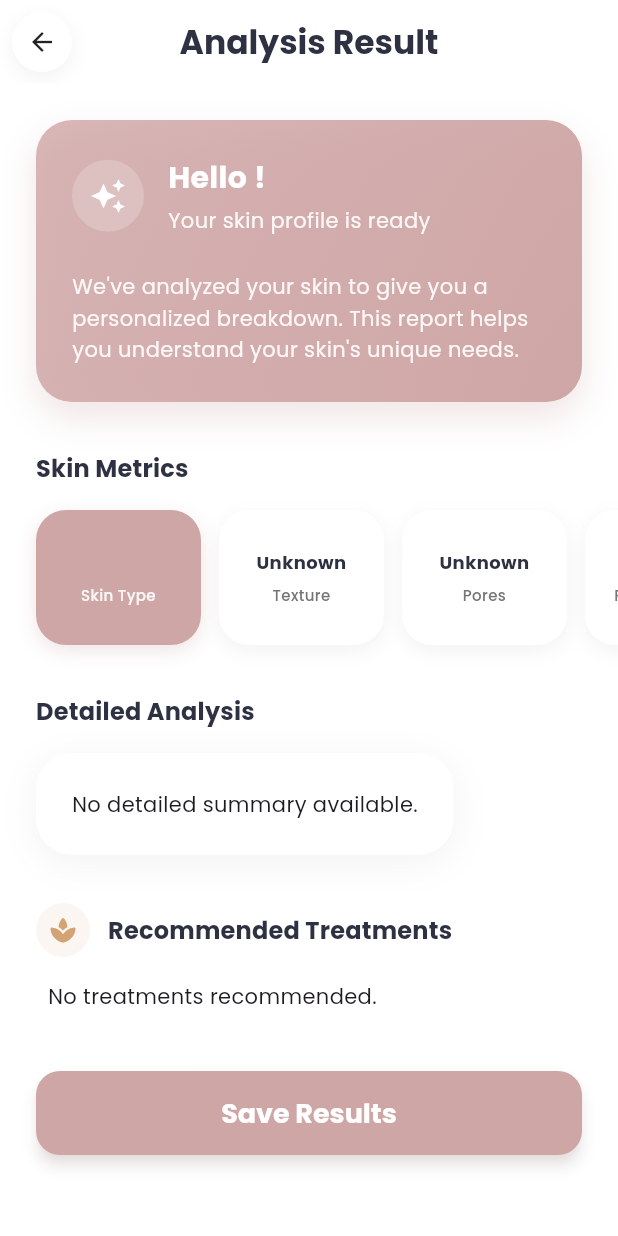
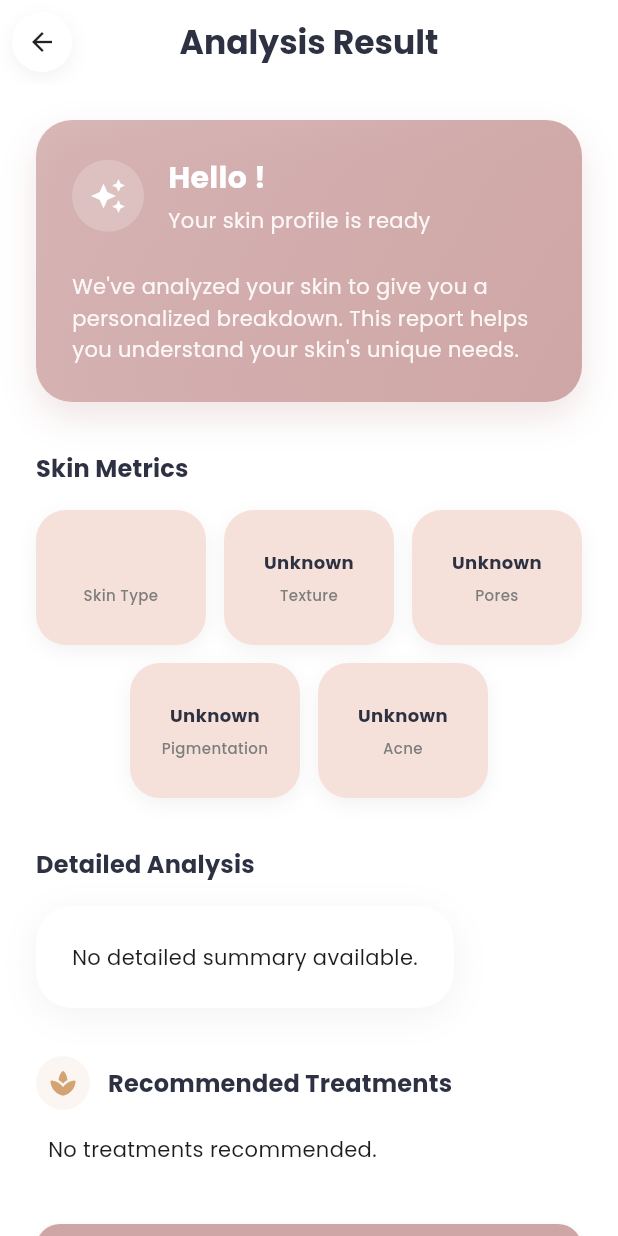
Before and after one commit to abelsuu/Blossom-app, a Flutter app: the SkinAnalysisResultScreen screen opened directly with empty values, on a phone screen of 412 x 824 dp. Run offline on Flutter 3.47's test engine with Material 3 defaults, Android fonts, the phone set to English and light mode, and no system bars; our stand-ins replace camera, cloud_functions, firebase_auth, firebase_core, firebase_database, google_fonts and 5 more; missing offline and left inert: dart:html, dart:ui_web; accounts and stored records are empty; network calls fail.

Commit message:
Refine the result display structure

```diff
--- a/blossom_app/lib/features/customer/screens/ai_skin_analysis/skin_analysis_result_screen.dart
+++ b/blossom_app/lib/features/customer/screens/ai_skin_analysis/skin_analysis_result_screen.dart
@@ -203,13 +203,14 @@ class _SkinAnalysisResultScreenState extends State<SkinAnalysisResultScreen> {
             ),
             const SizedBox(height: 16),
 
-            // Metrics Row (Horizontal Scroll)
-            SingleChildScrollView(
-              scrollDirection: Axis.horizontal,
-              clipBehavior: Clip.none,
-              child: Row(
+            // Balanced Metrics Layout
+            Center(
+              child: Wrap(
+                spacing: 12,
+                runSpacing: 12,
+                alignment: WrapAlignment.center,
                 children: [
-                  _buildMetricBox('Skin Type', skinType, isFirst: true),
+                  _buildMetricBox('Skin Type', skinType),
                   _buildMetricBox(
                     'Texture',
                     metrics['texture']?['value'] ?? 'Unknown',
@@ -393,20 +394,23 @@ class _SkinAnalysisResultScreenState extends State<SkinAnalysisResultScreen> {
     );
   }
 
-  Widget _buildMetricBox(String label, String value, {bool isFirst = false}) {
+  Widget _buildMetricBox(String label, String value) {
+    // Calculate width for 3 items per row with spacing
+    final double screenWidth = MediaQuery.of(context).size.width;
+    final double horizontalPadding = 48; // 24 * 2
+    final double spacing = 12 * 2; // 12 spacing between 3 items
+    final double boxWidth = (screenWidth - horizontalPadding - spacing) / 3;
+
     return Container(
-      width: 110,
+      width: boxWidth,
       height: 90,
-      margin: const EdgeInsets.only(right: 12),
-      padding: const EdgeInsets.all(12),
+      padding: const EdgeInsets.all(8),
       decoration: BoxDecoration(
-        color: isFirst ? Theme.of(context).primaryColor : Colors.white,
+        color: const Color(0xFFF5E1DA), // Light dusty rose fill color (not white)
         borderRadius: BorderRadius.circular(20),
         boxShadow: [
           BoxShadow(
-            color: isFirst
-                ? Theme.of(context).primaryColor.withValues(alpha: 0.3)
-                : Colors.black.withValues(alpha: 0.05),
+            color: Colors.black.withValues(alpha: 0.05),
             blurRadius: 10,
             offset: const Offset(0, 4),
           ),
@@ -420,10 +424,10 @@ class _SkinAnalysisResultScreenState extends State<SkinAnalysisResultScreen> {
             textAlign: TextAlign.center,
             maxLines: 2,
             overflow: TextOverflow.ellipsis,
-            style: TextStyle(
+            style: const TextStyle(
               fontSize: 12,
               fontWeight: FontWeight.bold,
-              color: isFirst ? Colors.white : const Color(0xFF2D3142),
+              color: Color(0xFF2D3142),
             ),
           ),
           const SizedBox(height: 6),
@@ -433,9 +437,7 @@ class _SkinAnalysisResultScreenState extends State<SkinAnalysisResultScreen> {
             style: TextStyle(
               fontSize: 10,
               fontWeight: FontWeight.w500,
-              color: isFirst
-                  ? Colors.white.withValues(alpha: 0.9)
-                  : Colors.grey[600],
+              color: const Color(0xFF7D7D7D),
             ),
           ),
         ],
```
